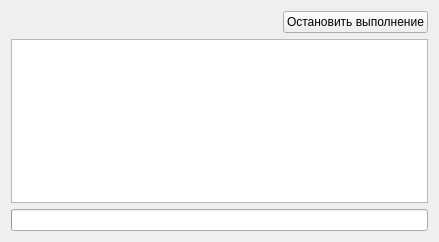
massaraksh-yandex/thesis, file ui/messageswidget.ui: the form before one commit.
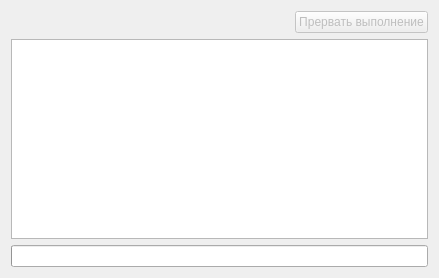
The form after the commit.

What changed in the file:
```diff
--- a/ui/messageswidget.ui
+++ b/ui/messageswidget.ui
@@ -7,7 +7,7 @@
     <x>0</x>
     <y>0</y>
     <width>439</width>
-    <height>242</height>
+    <height>278</height>
    </rect>
   </property>
   <property name="sizePolicy">
@@ -43,8 +43,11 @@
      </item>
      <item>
       <widget class="QPushButton" name="pushCancel">
+       <property name="enabled">
+        <bool>false</bool>
+       </property>
        <property name="text">
-        <string>Остановить выполнение</string>
+        <string>Прервать выполнение</string>
        </property>
       </widget>
      </item>
```
